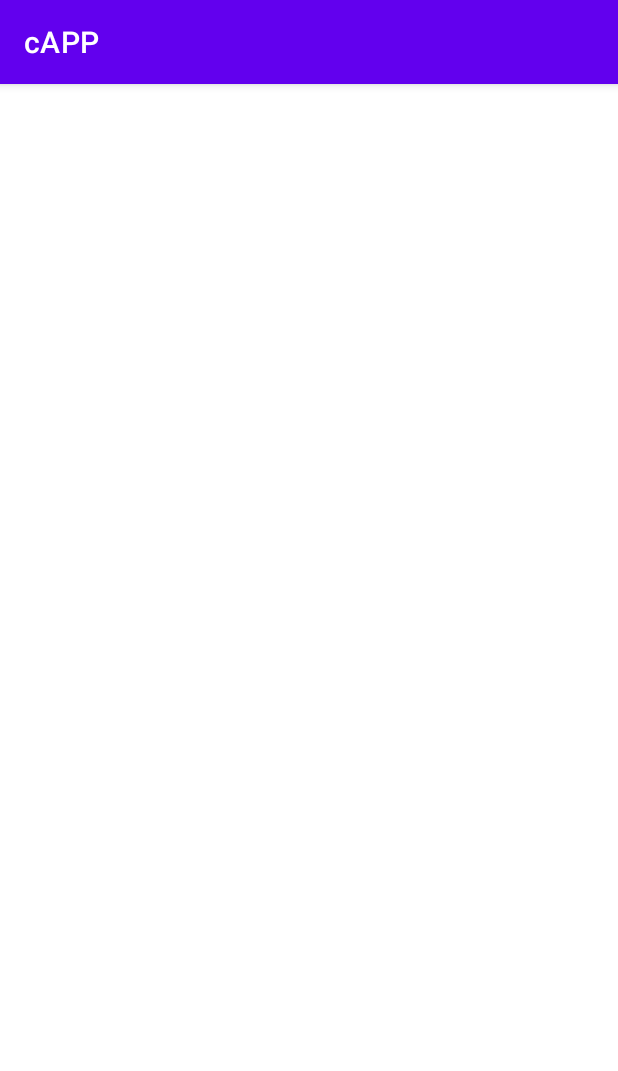
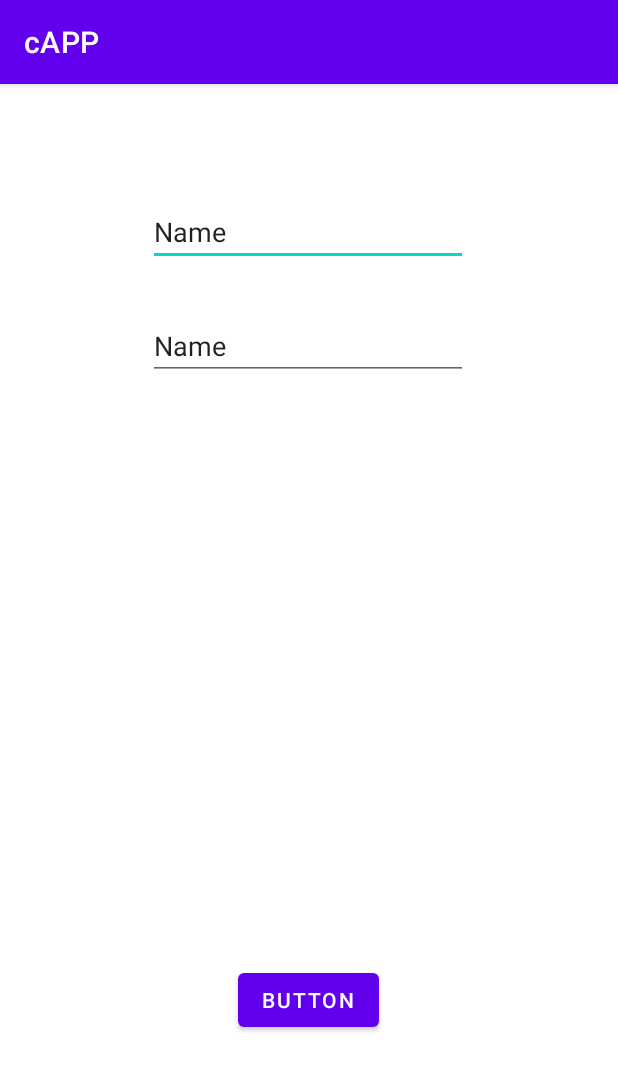
Before and after one commit to ValadaRP/Pwsteprojekt1, an Android app: the Mapy screen opened directly, with no data from a screen before it, on a phone screen of 412 x 824 dp. Shown: the top 1071 px of the screen. Run offline under Robolectric (Android 15) with nearby library versions, the phone set to English and light mode, and no system bars.

Commit message:
Zmiany mapy

```diff
--- a/app/src/main/AndroidManifest.xml
+++ b/app/src/main/AndroidManifest.xml
@@ -5,6 +5,10 @@
     <uses-feature
         android:name="android.hardware.camera"
         android:required="true" />
+
+    <uses-permission android:name="android.permission.ACCESS_FINE_LOCATION"/>
+    <uses-permission android:name="android.permission.ACCESS_COARSE_LOCATION"/>
+
 
     <application
         android:allowBackup="true"
--- a/app/src/main/java/com/example/pwsteprojekt/Mapy.java
+++ b/app/src/main/java/com/example/pwsteprojekt/Mapy.java
@@ -2,13 +2,33 @@ package com.example.pwsteprojekt;
 
 import androidx.appcompat.app.AppCompatActivity;
 
+import android.content.Intent;
+import android.net.Uri;
 import android.os.Bundle;
+import android.view.View;
+import android.widget.Button;
 
 public class Mapy extends AppCompatActivity {
+
+    private Button button;
+
 
     @Override
     protected void onCreate(Bundle savedInstanceState) {
         super.onCreate(savedInstanceState);
         setContentView(R.layout.activity_mapy);
+
+        button = findViewById(R.id.button);
+
+        button.setOnClickListener(new View.OnClickListener() {
+            @Override
+            public void onClick(View v) {
+                Uri gmmIntentUri = Uri.parse("google.navigation:q=Jarosław,+Poland&mode=d");
+                Intent mapIntent = new Intent(Intent.ACTION_VIEW, gmmIntentUri);
+                mapIntent.setPackage("com.google.android.apps.maps");
+                startActivity(mapIntent);
+
+            }
+        });
     }
 }
--- a/app/src/main/res/layout/activity_mapy.xml
+++ b/app/src/main/res/layout/activity_mapy.xml
@@ -6,4 +6,41 @@
     android:layout_height="match_parent"
     tools:context=".Mapy">
 
+    <Button
+        android:id="@+id/button"
+        android:layout_width="wrap_content"
+        android:layout_height="wrap_content"
+        android:text="Button"
+        app:layout_constraintBottom_toBottomOf="parent"
+        app:layout_constraintEnd_toEndOf="parent"
+        app:layout_constraintHorizontal_bias="0.498"
+        app:layout_constraintStart_toStartOf="parent"
+        app:layout_constraintTop_toTopOf="parent"
+        app:layout_constraintVertical_bias="0.815" />
+
+    <EditText
+        android:id="@+id/editText"
+        android:layout_width="wrap_content"
+        android:layout_height="wrap_content"
+        android:layout_marginTop="76dp"
+        android:ems="10"
+        android:inputType="textPersonName"
+        android:text="Name"
+        app:layout_constraintEnd_toEndOf="parent"
+        app:layout_constraintHorizontal_bias="0.497"
+        app:layout_constraintStart_toStartOf="parent"
+        app:layout_constraintTop_toTopOf="parent" />
+
+    <EditText
+        android:id="@+id/editTextTextPersonName2"
+        android:layout_width="wrap_content"
+        android:layout_height="wrap_content"
+        android:layout_marginTop="152dp"
+        android:ems="10"
+        android:inputType="textPersonName"
+        android:text="Name"
+        app:layout_constraintEnd_toEndOf="parent"
+        app:layout_constraintHorizontal_bias="0.497"
+        app:layout_constraintStart_toStartOf="parent"
+        app:layout_constraintTop_toTopOf="parent" />
 </androidx.constraintlayout.widget.ConstraintLayout>
```
